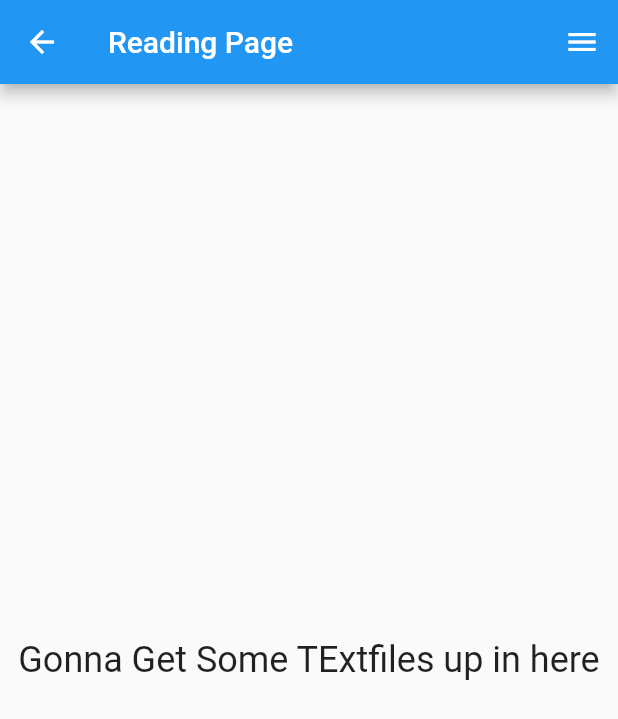
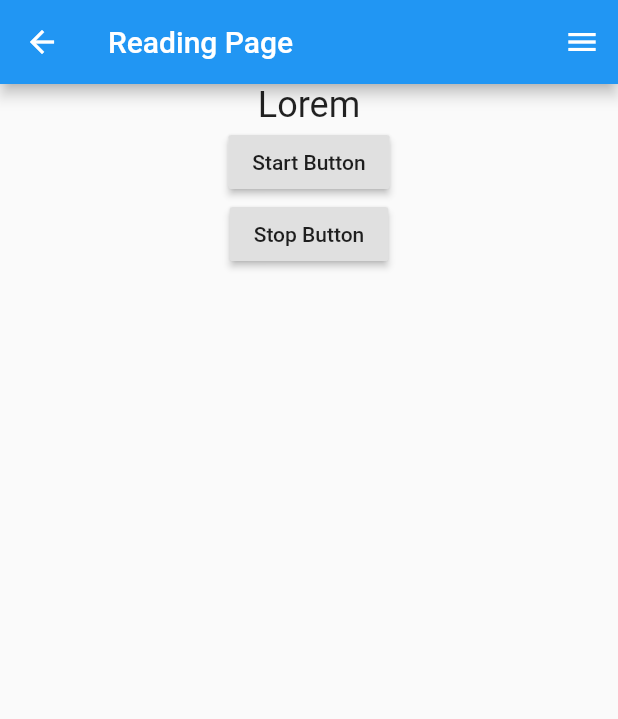
Before and after one commit to Erksters/TextReaderforNystagmus, a Flutter app: the ReadingPage screen opened directly, on a phone screen of 412 x 824 dp. Shown: the top 719 px of the screen. Run offline on Flutter 3.47's test engine with Material 2 defaults, Android fonts, the phone set to English and light mode, and no system bars; missing offline and left inert: flutter_auth_buttons.

Commit message:
Added documentation and can iterate through text in the ReadingPage page.

```diff
--- a/lib/home_page/home_page.dart
+++ b/lib/home_page/home_page.dart
@@ -2,6 +2,7 @@ import 'package:flutter/material.dart';
 import 'package:flutter/services.dart';
 import 'package:flutter_auth_buttons/flutter_auth_buttons.dart';
 import 'package:pracproj/reading_page/reading_page.dart';
+
 
 class HomePage extends StatelessWidget {
   @override
@@ -75,17 +76,17 @@ class HomePage extends StatelessWidget {
   }
 
   Future<void> getClipBoardText(BuildContext context) async {
-    String text = await getData("text/plain");
+    String clipBoardText = await getData("text/plain");
     Navigator.push(
       context,
-      MaterialPageRoute(builder: (context) => ReadingPage(text: text))
+      MaterialPageRoute(builder: (context) => ReadingPage(clipBoardText))
     );
   }
 
     void getTextFile(BuildContext context) {
     Navigator.push(
       context,
-      MaterialPageRoute(builder: (context) => ReadingPage(text: "Gonna Get Some TExtfiles up in here",)),
+      MaterialPageRoute(builder: (context) => ReadingPage("Lorem Ipsum is simply dummy text of the printing and typesetting industry. Lorem Ipsum has been the industry's standard dummy text ever since the 1500s, when an unknown printer took a galley of type and scrambled it to make a type specimen book. It has survived not only five centuries, but also the leap into electronic typesetting, remaining essentially unchanged. It was popularised in the 1960s with the release of Letraset sheets containing Lorem Ipsum passages, and more recently with desktop publishing software like Aldus PageMaker including versions of Lorem Ipsum.",)),
     );
   }
 
--- a/lib/reading_page/reading_page.dart
+++ b/lib/reading_page/reading_page.dart
@@ -1,9 +1,32 @@
+//ReadingPage.dart
+//Author: Erick Saenz-Gardea
+//Last Updates: Dec 24, 2019
+import 'dart:async';
+
 import 'package:flutter/material.dart';
+import 'package:pracproj/stringcontainer.dart';
 
-class ReadingPage extends StatelessWidget {
-  final String text;
+///The Reading page is where the user will do all of their reading.
+class ReadingPage extends StatefulWidget {
+  final String _text;
 
-  ReadingPage({Key key, @required this.text}) : super(key: key);
+  ///Constructor
+  ReadingPage(this._text, {Key key}) : super(key: key);
+
+  @override
+  _ReadingPage createState() => _ReadingPage(_text);
+}
+
+class _ReadingPage extends State<ReadingPage> {
+  bool continU = true;
+  String _text;
+  StringContainer novel;
+  int rateOfChange = 300; //300ms delay for 200 words per minute( 60 / 200 *1000)
+
+  ///Constructor for private ReadingPage
+  _ReadingPage(this._text) {
+    novel = new StringContainer(_text);
+  }
 
   @override
   Widget build(BuildContext context) {
@@ -13,7 +36,6 @@ class ReadingPage extends StatelessWidget {
         ),
         endDrawer: Drawer(
           child: ListView(
-          // Important: Remove any padding from the ListView.
             padding: EdgeInsets.zero,
             children: <Widget>[
               Container(
@@ -45,12 +67,57 @@ class ReadingPage extends StatelessWidget {
             ],
           ),
         ),
-      body: Center(
+        body: Column(
+          //TODO: Add more buttons
+          children: <Widget>[
+            Center(
               child: Text(
-          text,
+                novel.getCurrentWord(),
                 style: TextStyle(fontSize: 24),
               ),
             ),
-    );
+            RaisedButton(
+              onPressed: _readOn,
+              child: Text("Start Button"),
+            ),
+            RaisedButton(
+              onPressed: _setFlagToFalse,
+              child: Text("Stop Button"),
+            ),
+          ],
+        ));
+  }
+
+  ///This method will check if we can continue reading, and await the timer before making any changes to the text.
+  void _readOn() async {
+    continU = true;
+    while (continU) {
+      await Future.delayed(Duration(milliseconds: rateOfChange), () {
+        _changText();
+      });
     }
   }
+
+  ///This method will stop the text from changing by setting continU to false.
+  void _setFlagToFalse() {
+            setState(() {
+          continU = false;
+        });
+
+  }
+
+  ///This method will update the widget's "novel" text being displayed.
+  ///
+  ///If we have reached the end of the novel, we must stop.
+  void _changText() {
+    if (novel.canMoveForward()) {
+      if (this.mounted) {
+        setState(() {
+          novel.moveForward();
+        });
+      }
+    } else {
+      _setFlagToFalse();
+    }
+  }
+}
--- a/lib/stringcontainer.dart
+++ b/lib/stringcontainer.dart
@@ -1,17 +1,28 @@
+//StringContainer.dart
+//Author: Erick Saenz-Gardea
+//Last Updates: Dec 24, 2019
 
+///This class will create an iterable list for the uploaded novel.
 class StringContainer{
   List<String> _listGrowable;
   String _currentWord;
   int index = 0;
 
+  ///Constructor
   StringContainer(String novel){
     _listGrowable = novel.split(" ");
     _currentWord = _listGrowable.elementAt(index);
     }
 
+  ///This method will check if we are at the end of the novel. If we are, return false.
+  bool canMoveForward(){
+    if(index< _listGrowable.length - 1) return true;
+    return false;
+  }
+
   ///Will update the current word and the index
   void moveForward(){
-    if(index< _listGrowable.length - 1){
+    if(canMoveForward()){
       index++;
       _currentWord = _listGrowable.elementAt(index);
     }
@@ -32,4 +43,9 @@ class StringContainer{
       _currentWord = _listGrowable.elementAt(index);
     }
   }
+
+  ///Getter for "_currentWord"
+  String getCurrentWord(){
+    return _currentWord;
+  }
 }
```
Also changed, not shown: pubspec.lock (added), 1 other file. Lines whose indentation alone changed are shown as unchanged.
